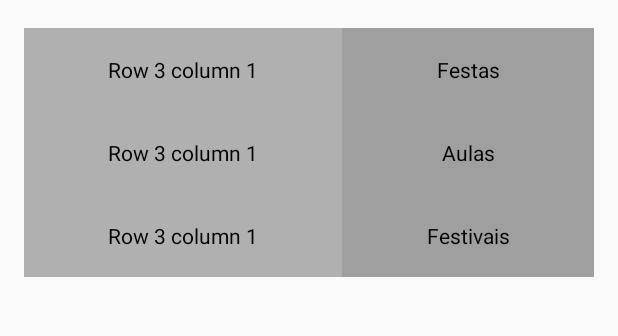
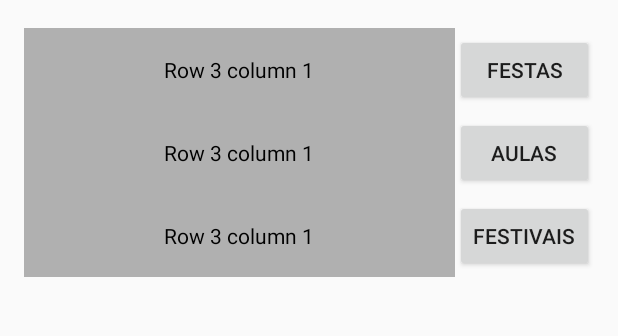
Before and after one commit to bernardo5/kizomba, an Android app: the screen it shows after launch (MainActivity), on a phone screen of 412 x 824 dp, the part 246-582 px from its top. Run offline under Robolectric (Android 15) with nearby library versions, the phone set to English and light mode, and no system bars.

Commit message:
homepage sem imagens, com butoes

```diff
--- a/app/Kapp/app/src/main/res/layout/activity_main.xml
+++ b/app/Kapp/app/src/main/res/layout/activity_main.xml
@@ -67,12 +67,15 @@
                 android:textColor="#000000"
                 android:padding="18dip" android:gravity="center"/>
 
-            <TextView
-                android:id="@+id/TextView02" android:text="Festas"
-                android:layout_weight="1" android:background="#a09f9f"
-                android:textColor="#000000"
-                android:padding="18dip" android:gravity="center"
-                android:layout_column="2" />
+
+            <Button
+                android:layout_height="wrap_content"
+                android:id="@+id/button_festas"
+                android:layout_width="wrap_content"
+                android:text="Festas"
+                android:layout_column="2">
+            </Button>
+
         </TableRow>
 
         <TableRow
@@ -86,12 +89,13 @@
                 android:textColor="#000000"
                 android:padding="18dip" android:gravity="center"/>
 
-            <TextView
-                android:id="@+id/TextView04" android:text="Aulas"
-                android:layout_weight="1" android:background="#a09f9f"
-                android:textColor="#000000"
-                android:padding="18dip" android:gravity="center"
-                android:layout_column="2" />
+            <Button
+                android:layout_height="wrap_content"
+                android:id="@+id/button_aulas"
+                android:layout_width="wrap_content"
+                android:text="Aulas"
+                android:layout_column="2">
+            </Button>
         </TableRow>
 
 
@@ -106,12 +110,14 @@
                 android:textColor="#000000"
                 android:padding="18dip" android:gravity="center"/>
 
-            <TextView
-                android:id="@+id/TextView06" android:text="Festivais"
-                android:layout_weight="1" android:background="#a09f9f"
-                android:textColor="#000000"
-                android:padding="18dip" android:gravity="center"
-                android:layout_column="2" />
+
+            <Button
+                android:layout_height="wrap_content"
+                android:id="@+id/button_festivais"
+                android:layout_width="wrap_content"
+                android:text="Festivais"
+                android:layout_column="2">
+            </Button>
         </TableRow>
 
 
```
